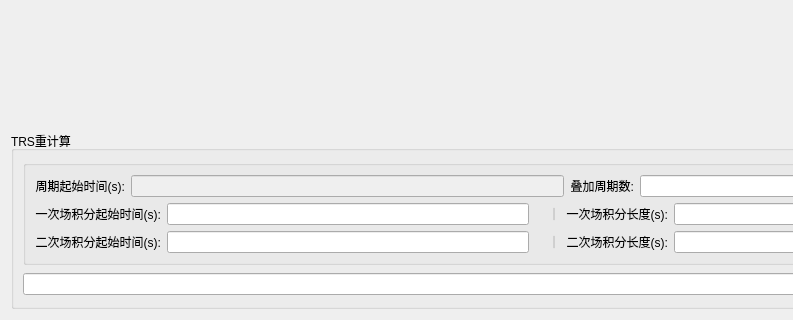
This is wdt_tdip_res.ui in Anticiper/TdipProc as Qt 5 draws it before an edit; both pictures show x 0 to 793 and y 519 to 839 of the 1108 by 839 pixel window. The edited form follows.
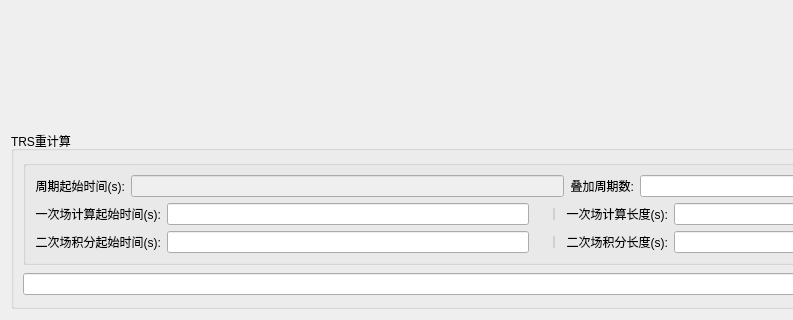
This is the edited form. Custom widgets are drawn as their Qt base class.

What changed in the file:
```diff
--- a/wdt_tdip_res.ui
+++ b/wdt_tdip_res.ui
@@ -163,7 +163,7 @@
                <item row="0" column="0">
                 <widget class="QLabel" name="lbLayoutAy_3">
                  <property name="text">
-                  <string>一次场积分起始时间(s):</string>
+                  <string>一次场计算起始时间(s):</string>
                  </property>
                  <property name="alignment">
                   <set>Qt::AlignRight|Qt::AlignTrailing|Qt::AlignVCenter</set>
@@ -215,7 +215,7 @@
                <item row="0" column="0">
                 <widget class="QLabel" name="lbLayoutAy_8">
                  <property name="text">
-                  <string>一次场积分长度(s):</string>
+                  <string>一次场计算长度(s):</string>
                  </property>
                  <property name="alignment">
                   <set>Qt::AlignRight|Qt::AlignTrailing|Qt::AlignVCenter</set>
```
